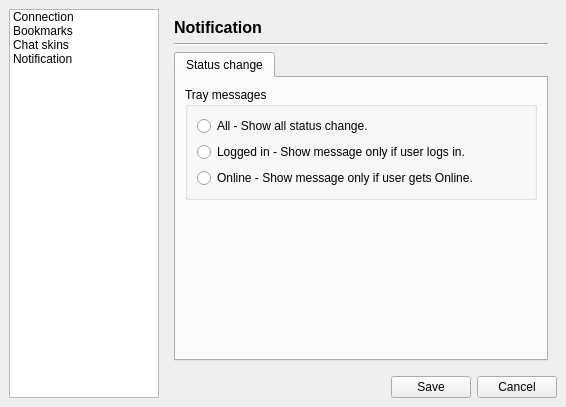
First picture: the form in preferences.ui, repository xmpp-graveyard/jabbim, before the edit.
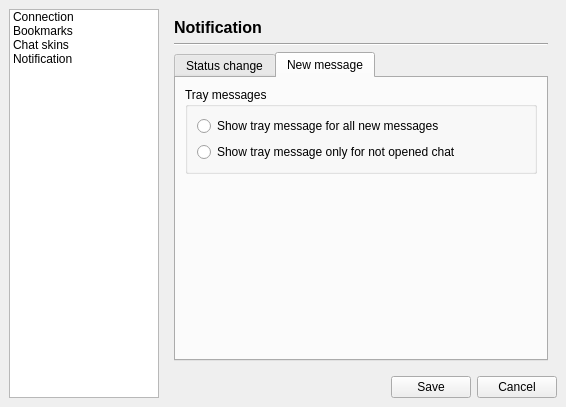
Second picture: the form after the edit. Icons and pictures are not drawn.

Commit message: pridani upozorneni na novou zpravu pomoci tray message

```diff
--- a/preferences.ui
+++ b/preferences.ui
@@ -399,7 +399,7 @@
        <item row="2" column="0" >
         <widget class="QTabWidget" name="tabWidget" >
          <property name="currentIndex" >
-          <number>0</number>
+          <number>1</number>
          </property>
          <widget class="QWidget" name="tab" >
           <attribute name="title" >
@@ -473,6 +473,71 @@
            </item>
           </layout>
          </widget>
+         <widget class="QWidget" name="tab_2" >
+          <attribute name="title" >
+           <string>New message</string>
+          </attribute>
+          <layout class="QGridLayout" >
+           <property name="margin" >
+            <number>9</number>
+           </property>
+           <property name="spacing" >
+            <number>6</number>
+           </property>
+           <item row="1" column="0" >
+            <spacer>
+             <property name="orientation" >
+              <enum>Qt::Vertical</enum>
+             </property>
+             <property name="sizeHint" >
+              <size>
+               <width>20</width>
+               <height>171</height>
+              </size>
+             </property>
+            </spacer>
+           </item>
+           <item row="0" column="0" >
+            <widget class="QGroupBox" name="groupBox_3" >
+             <property name="title" >
+              <string>Tray messages</string>
+             </property>
+             <layout class="QGridLayout" >
+              <property name="margin" >
+               <number>9</number>
+              </property>
+              <property name="spacing" >
+               <number>6</number>
+              </property>
+              <item row="0" column="0" >
+               <layout class="QVBoxLayout" >
+                <property name="margin" >
+                 <number>0</number>
+                </property>
+                <property name="spacing" >
+                 <number>6</number>
+                </property>
+                <item>
+                 <widget class="QRadioButton" name="notification_new_message_all" >
+                  <property name="text" >
+                   <string>Show tray message for all new messages</string>
+                  </property>
+                 </widget>
+                </item>
+                <item>
+                 <widget class="QRadioButton" name="notification_new_message_chat" >
+                  <property name="text" >
+                   <string>Show tray message only for not opened chat</string>
+                  </property>
+                 </widget>
+                </item>
+               </layout>
+              </item>
+             </layout>
+            </widget>
+           </item>
+          </layout>
+         </widget>
         </widget>
        </item>
        <item row="0" column="0" >
```
The commit also changes 3 other files.
